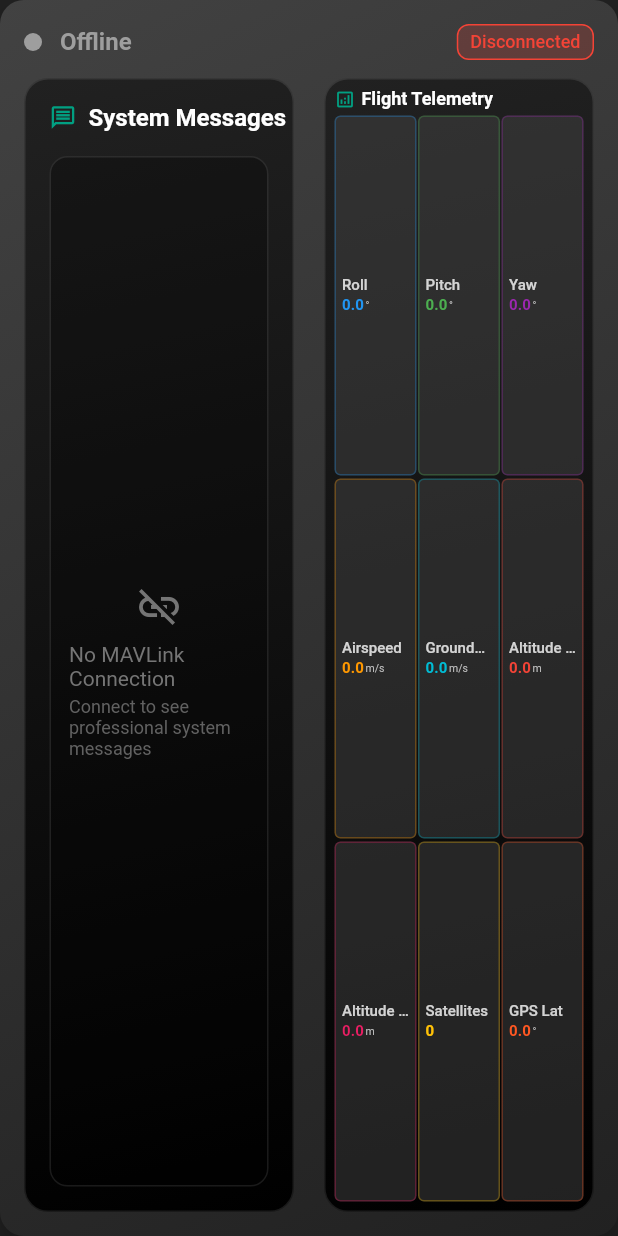
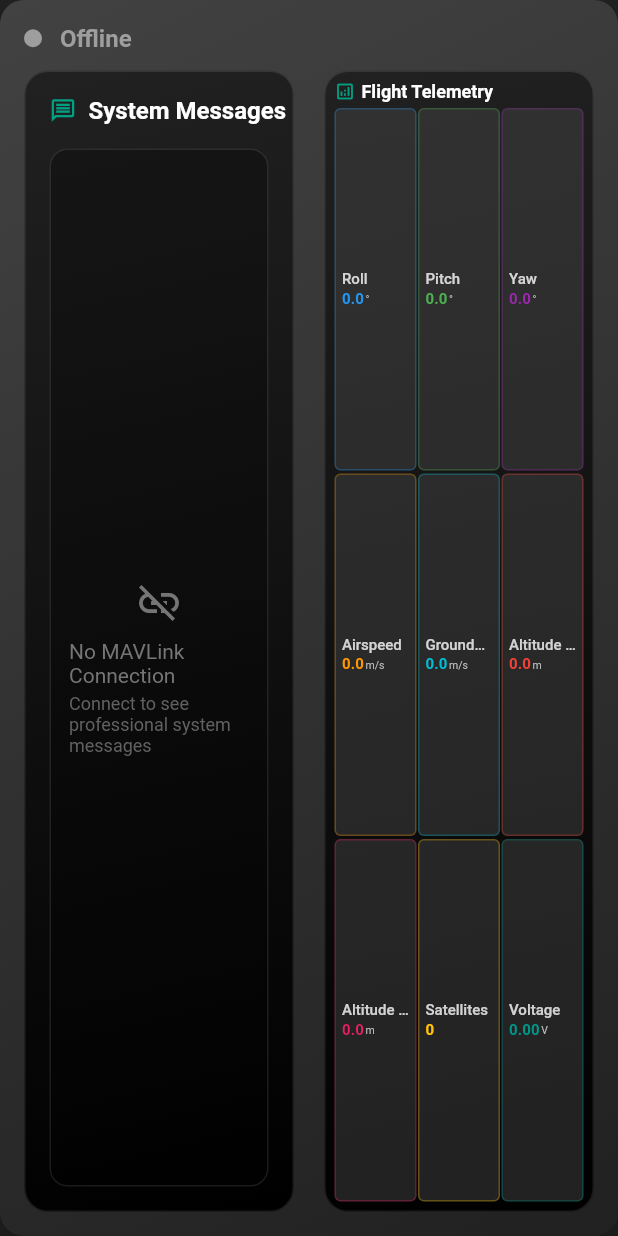
Before and after one commit to Khoa1512/GCS_RUSTECHS, a Flutter app: the RealTimeInfoWidget widget shown alone on an empty page, opened directly, on a phone screen of 412 x 824 dp. Run offline on Flutter 3.47's test engine with Material 3 defaults, Android fonts, the phone set to English and light mode, and no system bars; our stand-ins replace chewie, file_picker, flutter_compass, flutter_easyloading, flutter_map, glass_kit and 4 more; missing offline and left inert: dart_mavlink, flutter_libserialport, webview_windows; Roboto replaces fonts that are missing (Merriweather).

Commit message:
fix: update display value params telemetry

```diff
--- a/lib/presentation/widget/custom/real_time_info_widget.dart
+++ b/lib/presentation/widget/custom/real_time_info_widget.dart
@@ -6,10 +6,6 @@ import 'package:skylink/presentation/widget/telemetry/telemetry_item_widget.dart
 import 'package:skylink/services/telemetry_service.dart';
 import 'package:skylink/api/telemetry/mavlink_api.dart';
 import 'dart:async';
-
-// ============================================================================
-// PROFESSIONAL UAV MESSAGE SYSTEM - Mission Planner/QGC Standard
-// ============================================================================
 
 // Class to hold MAVLink status messages
 class MAVLinkStatusMessage {
@@ -36,7 +32,7 @@ class _RealTimeInfoWidgetState extends State<RealTimeInfoWidget> {
   final TelemetryService _telemetryService = TelemetryService();
 
   // Currently displayed telemetry (9 items)
-  late List<TelemetryData> displayedTelemetry;
+  List<TelemetryData> displayedTelemetry = [];
 
   // Status messages from MAVLink
   List<MAVLinkStatusMessage> _statusMessages = [];
@@ -49,9 +45,6 @@ class _RealTimeInfoWidgetState extends State<RealTimeInfoWidget> {
   // Connection status
   bool _isConnected = false;
 
-  // ============================================================================
-  // PROFESSIONAL STATE TRACKING FOR UAV SYSTEMS
-  // ============================================================================
   String? _lastFlightMode;
   bool _lastArmedStatus = false;
   String? _lastGpsFixType;
@@ -77,7 +70,8 @@ class _RealTimeInfoWidgetState extends State<RealTimeInfoWidget> {
     ) {
       if (mounted) {
         setState(() {
-          _updateDisplayedTelemetry();
+          // Only update values, don't replace user selections
+          _updateTelemetryValues();
         });
       }
     });
@@ -124,17 +118,10 @@ class _RealTimeInfoWidgetState extends State<RealTimeInfoWidget> {
     _lastBatteryPercent = -1;
   }
 
-  // ============================================================================
-  // PROFESSIONAL MAVLINK EVENT HANDLER
-  // ============================================================================
   void _handleProfessionalMAVLinkEvents(MAVLinkEvent event) {
     if (!mounted) return;
 
     switch (event.type) {
-      // ========================================
-      // PRIORITY 1: SAFETY CRITICAL MESSAGES
-      // ========================================
-
       case MAVLinkEventType.statusText:
         // Real autopilot messages - HIGHEST PRIORITY
         _handleAutopilotStatusText(event);
@@ -149,10 +136,6 @@ class _RealTimeInfoWidgetState extends State<RealTimeInfoWidget> {
         // Connection status changes
         _handleConnectionChanges(event);
         break;
-
-      // ========================================
-      // PRIORITY 2: OPERATIONAL MESSAGES
-      // ========================================
 
       case MAVLinkEventType.gpsInfo:
         // GPS status changes only (not every update)
@@ -173,9 +156,6 @@ class _RealTimeInfoWidgetState extends State<RealTimeInfoWidget> {
         );
         break;
 
-      // ========================================
-      // SKIP HIGH-FREQUENCY DATA
-      // ========================================
       case MAVLinkEventType.attitude:
       case MAVLinkEventType.position:
       case MAVLinkEventType.vfrHud:
@@ -188,9 +168,6 @@ class _RealTimeInfoWidgetState extends State<RealTimeInfoWidget> {
       case MAVLinkEventType.commandAck:
         // Could add command feedback later
         break;
-      // ========================================
-      // MISSION EVENTS (ignored here for status panel)
-      // ========================================
       case MAVLinkEventType.missionCount:
       case MAVLinkEventType.missionItem:
       case MAVLinkEventType.missionCurrent:
@@ -206,10 +183,6 @@ class _RealTimeInfoWidgetState extends State<RealTimeInfoWidget> {
         break;
     }
   }
-
-  // ============================================================================
-  // PROFESSIONAL MESSAGE HANDLERS
-  // ============================================================================
 
   void _handleAutopilotStatusText(MAVLinkEvent event) {
     // Real autopilot messages are HIGHEST priority
@@ -346,8 +319,7 @@ class _RealTimeInfoWidgetState extends State<RealTimeInfoWidget> {
   }
 
   void _handleBatteryWarnings(MAVLinkEvent event) {
-  final battery =
-    _telemetryService.currentTelemetry['battery']?.toInt() ?? 0;
+    final battery = _telemetryService.currentTelemetry['battery']?.toInt() ?? 0;
 
     // Battery threshold warnings
     if (_lastBatteryPercent != -1) {
@@ -418,8 +390,32 @@ class _RealTimeInfoWidgetState extends State<RealTimeInfoWidget> {
   }
 
   void _updateDisplayedTelemetry() {
-    // Always use real telemetry data from service
-    displayedTelemetry = _telemetryService.getTelemetryDataList();
+    // Initialize with default telemetry data only if list is empty
+    if (displayedTelemetry.isEmpty) {
+      displayedTelemetry = List.from(_telemetryService.getTelemetryDataList());
+    } else {
+      // Update existing telemetry values without changing user selections
+      _updateTelemetryValues();
+    }
+  }
+
+  void _updateTelemetryValues() {
+    // Get latest telemetry data from service
+    final latestTelemetryMap = <String, TelemetryData>{};
+    for (final telemetry in _telemetryService.getTelemetryDataList()) {
+      latestTelemetryMap[telemetry.label] = telemetry;
+    }
+
+    // Update values while preserving user-selected telemetry types
+    for (int i = 0; i < displayedTelemetry.length; i++) {
+      final currentTelemetry = displayedTelemetry[i];
+      final latestData = latestTelemetryMap[currentTelemetry.label];
+
+      if (latestData != null) {
+        // Update with fresh values but keep the same telemetry type
+        displayedTelemetry[i] = latestData;
+      }
+    }
   }
 
   void _onTelemetrySelected(int index, TelemetryData newTelemetry) {
@@ -473,7 +469,7 @@ class _RealTimeInfoWidgetState extends State<RealTimeInfoWidget> {
   Widget _buildHeader() {
     return Row(
       mainAxisAlignment: MainAxisAlignment.spaceBetween,
-      children: [_buildLiveIndicator(), _buildConnectionStatus()],
+      children: [_buildLiveIndicator()],
     );
   }
 
@@ -507,30 +503,6 @@ class _RealTimeInfoWidgetState extends State<RealTimeInfoWidget> {
           ),
         ),
       ],
-    );
-  }
-
-  Widget _buildConnectionStatus() {
-    return Container(
-      padding: EdgeInsets.symmetric(horizontal: 8, vertical: 4),
-      decoration: BoxDecoration(
-        borderRadius: BorderRadius.circular(8),
-        color: _isConnected
-            ? Colors.green.withValues(alpha: 0.2)
-            : Colors.red.withValues(alpha: 0.2),
-        border: Border.all(
-          color: _isConnected ? Colors.green : Colors.red,
-          width: 1,
-        ),
-      ),
-      child: Text(
-        _isConnected ? 'Connected' : 'Disconnected',
-        style: TextStyle(
-          color: _isConnected ? Colors.green : Colors.red,
-          fontSize: 12,
-          fontWeight: FontWeight.w500,
-        ),
-      ),
     );
   }
 
--- a/lib/services/telemetry_service.dart
+++ b/lib/services/telemetry_service.dart
@@ -1,5 +1,4 @@
 import 'dart:async';
-import 'package:flutter/foundation.dart';
 import 'package:flutter/material.dart';
 import 'package:flutter_libserialport/flutter_libserialport.dart';
 import 'package:skylink/api/telemetry/mavlink_api.dart';
@@ -297,9 +296,6 @@ class TelemetryService {
         case MAVLinkEventType.position:
           if (event.data is Map) {
             final m = (event.data as Map);
-            // KHÔNG cập nhật GPS coordinates từ position event nữa
-            // Chỉ ưu tiên gpsInfo event cho GPS coordinates để tránh conflict
-            // Position event chỉ cập nhật altitude và movement data
 
             _currentTelemetry['altitude_msl'] =
                 (m['altMSL'] as num?)?.toDouble() ??
@@ -311,8 +307,6 @@ class TelemetryService {
                 (m['groundSpeed'] as num?)?.toDouble() ??
                 (_currentTelemetry['groundspeed'] ?? 0.0);
 
-            // Don't use GLOBAL_POSITION_INT heading to avoid conflicts
-            // Priority: GPS course > Yaw (handled in other events)
           }
           _emitTelemetry();
           break;
@@ -353,14 +347,6 @@ class TelemetryService {
                 (m['epv'] as num?)?.toDouble() ??
                 (_currentTelemetry['gps_vertical_accuracy'] ?? 0.0);
 
-            // GPS course is for navigation, not compass display
-            // Compass should show FC orientation (IMU yaw), not movement direction
-            // Comment out GPS course override to keep IMU yaw priority
-            // final gpsCourse = _currentTelemetry['gps_course'] ?? 0.0;
-            // if (gpsCourse > 0.0) {
-            //   _updateCompassHeading(gpsCourse);
-            // }
-            // Cache last fix type string in a field for getters
             _lastGpsFixType = fixType;
           }
           _emitTelemetry();
@@ -407,7 +393,8 @@ class TelemetryService {
       final hasPosition =
           ((_currentTelemetry['gps_latitude'] ?? 0.0) != 0.0) ||
           ((_currentTelemetry['gps_longitude'] ?? 0.0) != 0.0);
-      final hasBattery = (_currentTelemetry['battery'] ?? 0.0) > 0.0;
+      final hasBattery = (_currentTelemetry['battery'] ?? 0.0) > 0.0 ||
+          (_currentTelemetry['voltageBattery'] ?? 0.00) > 0.00;
       final hasAttitude =
           (_currentTelemetry['roll'] != null) ||
           (_currentTelemetry['pitch'] != null) ||
@@ -421,15 +408,6 @@ class TelemetryService {
       if (hasPosition || hasBattery || hasAttitude || hasBasicData) {
         _hasReceivedData = true;
         _dataReceiveController.add(true);
-
-        // Debug logging để tracking
-        if (kDebugMode) {
-          print(
-            'TelemetryService: First meaningful data received! '
-            'Position: $hasPosition, Battery: $hasBattery, '
-            'Attitude: $hasAttitude, Basic: $hasBasicData',
-          );
-        }
       }
     }
     _telemetryController.add(Map.from(_currentTelemetry));
@@ -509,6 +487,12 @@ class TelemetryService {
           value: '0',
           unit: '',
           color: Colors.amber,
+        ),
+        TelemetryData(
+          label: 'Voltage',
+          value: '0.00',
+          unit: 'V',
+          color: Colors.teal,
         ),
         TelemetryData(
           label: 'GPS Lat',
@@ -603,6 +587,12 @@ class TelemetryService {
         value: (_currentTelemetry['satellites'] ?? 0.0).toInt().toString(),
         unit: '',
         color: Colors.amber,
+      ),
+            TelemetryData(
+        label: 'Voltage',
+        value: (_currentTelemetry['voltageBattery'] ?? 0.00).toStringAsFixed(2),
+        unit: 'V',
+        color: Colors.teal,
       ),
       TelemetryData(
         label: 'GPS Lat',
@@ -766,6 +756,12 @@ class TelemetryService {
         unit: '%',
         color: Colors.teal,
       ),
+            TelemetryData(
+        label: 'Voltage',
+        value: (_currentTelemetry['voltageBattery'] ?? 0.00).toStringAsFixed(2),
+        unit: 'V',
+        color: Colors.teal,
+      ),
 
       // Flight Status
       TelemetryData(
```
Lines whose indentation alone changed are shown as unchanged.
